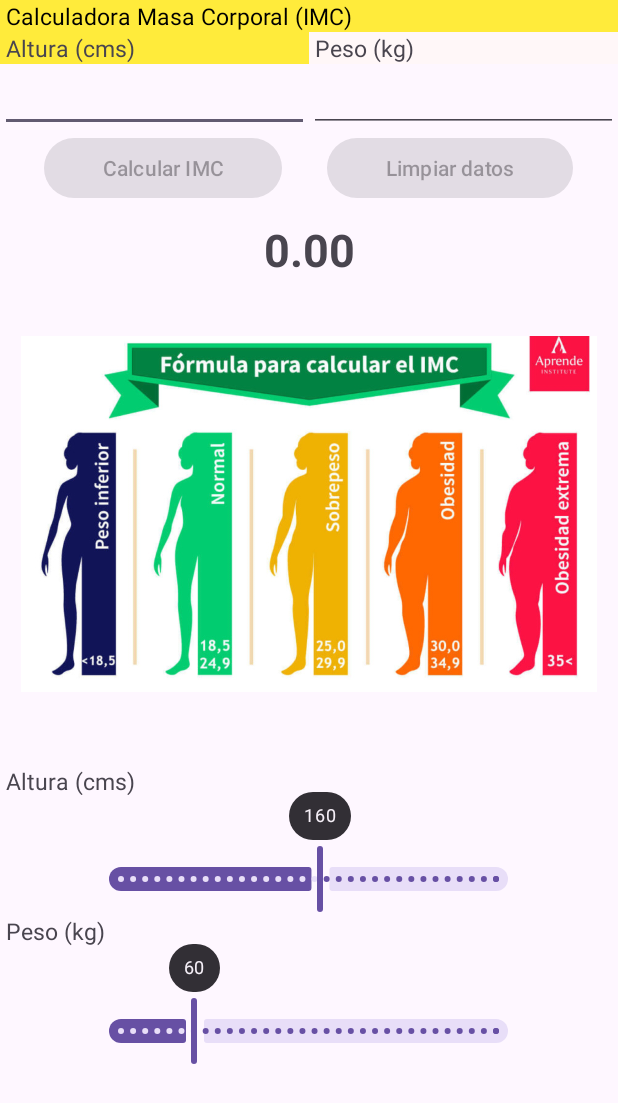
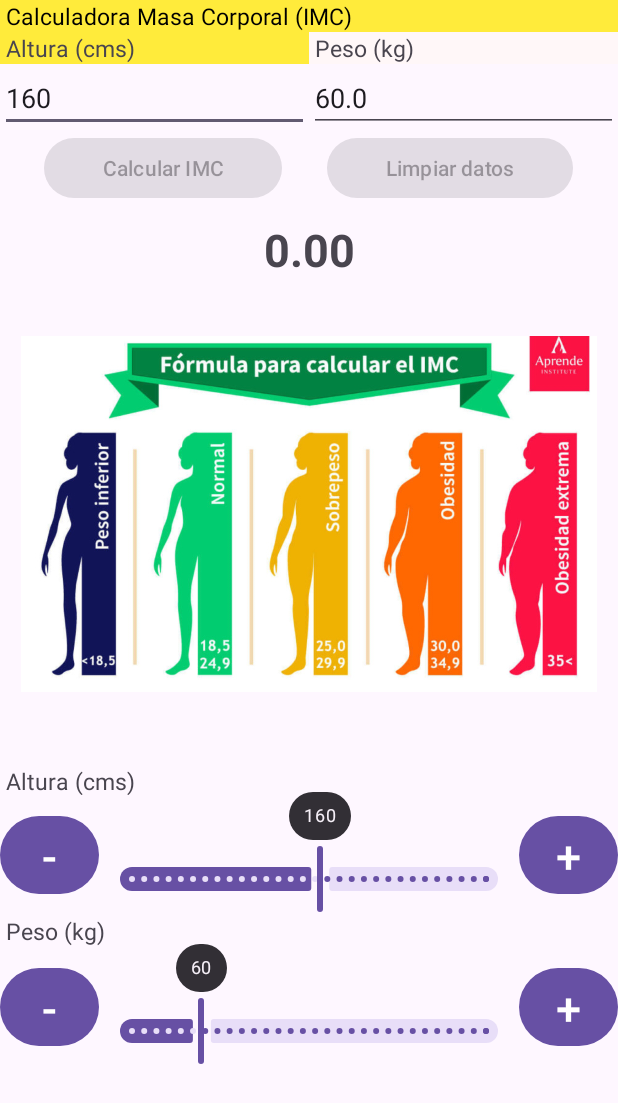
Before and after one commit to VictorHdezMartin/Calculador_IMC, an Android app: the screen it shows after launch (MainActivity), on a phone screen of 412 x 824 dp. Shown: the top 1103 px of the screen. Run offline under Robolectric (Android 15) with nearby library versions, the phone set to English and light mode, and no system bars.

Commit message:
version 29 de octubre de 2024 - 10:48

```diff
--- a/app/src/main/java/com/example/calculadoraimc/MainActivity.kt
+++ b/app/src/main/java/com/example/calculadoraimc/MainActivity.kt
@@ -31,6 +31,11 @@ class MainActivity : AppCompatActivity() {
     lateinit var seekBarAltura: Slider
     lateinit var seekBarPeso: Slider
 
+    lateinit var btnOddAltura: Button
+    lateinit var btnAddAltura: Button
+    lateinit var btnOddPeso: Button
+    lateinit var btnAddPeso: Button
+
 // -------------------------------------------------------------------------------------------------
 
     override fun onCreate(savedInstanceState: Bundle?) {
@@ -42,6 +47,7 @@ class MainActivity : AppCompatActivity() {
 
         enableCalculateButton()
         enableBotonClear()
+        initEditText()
 
         AlturaEditText.addTextChangedListener {
             enableCalculateButton()
@@ -78,17 +84,15 @@ class MainActivity : AppCompatActivity() {
             PesoEditText.setText("")
             resultadoIMC.setText("0.00")
 
-            initEntorno(pesoBajo, getColor(R.color.white))
-            initEntorno(pesoNormal, getColor(R.color.white))
-            initEntorno(sobrePeso, getColor(R.color.white))
-            initEntorno(pesoObeso, getColor(R.color.white))
-            initEntorno(pesoExtremo, getColor(R.color.white))
+            cleanEtiquetas()
             initEditText()
         }
 
         CalcularPesoBoton.setOnClickListener {
             val resultado = PesoEditText.text.toString().toFloat() /
                     (AlturaEditText.text.toString().toFloat() / 100.0).pow(2)
+
+            cleanEtiquetas()
 
             resultadoIMC.text = String.format("%.2f", resultado)
 
@@ -123,7 +127,9 @@ class MainActivity : AppCompatActivity() {
 // Slider ALTURA
         with(seekBarAltura) {
             addOnChangeListener { slider, value, fromUser ->
-                AlturaEditText.setText(value.toString())
+                var altura = value.toInt()
+                AlturaEditText.setText(altura.toString())
+
             }
         }
 
@@ -131,7 +137,26 @@ class MainActivity : AppCompatActivity() {
         with(seekBarPeso) {
             addOnChangeListener { slider, value, fromUser ->
                 PesoEditText.setText(value.toString())
+
             }
+        }
+
+// botones de Altura
+        btnOddAltura.setOnClickListener(){
+         seekBarAltura.value --
+        }
+
+        btnAddAltura.setOnClickListener(){
+            seekBarAltura.value ++
+        }
+
+// botones de Peso
+        btnOddPeso.setOnClickListener(){
+            seekBarPeso.value = (seekBarPeso.value - 0.5).toFloat()
+        }
+
+        btnAddPeso.setOnClickListener(){
+            seekBarPeso.value =  (seekBarPeso.value + 0.5).toFloat()
         }
     }
 
@@ -142,8 +167,16 @@ class MainActivity : AppCompatActivity() {
 
     private fun initEditText() {
         AlturaEditText.setText("160")
-        PesoEditText.setText("60")
+        PesoEditText.setText("60.0")
     }
+
+   fun cleanEtiquetas(){
+       initEntorno(pesoBajo, getColor(R.color.white))
+       initEntorno(pesoNormal, getColor(R.color.white))
+       initEntorno(sobrePeso, getColor(R.color.white))
+       initEntorno(pesoObeso, getColor(R.color.white))
+       initEntorno(pesoExtremo, getColor(R.color.white))
+   }
 
     fun enableCalculateButton() {
         CalcularPesoBoton.isEnabled = (PesoEditText.text.toString() != "") &&
@@ -174,15 +207,20 @@ class MainActivity : AppCompatActivity() {
         resultadoIMC = findViewById<TextView>(R.id.resultadoIMC)
 
         pesoBajo = findViewById(R.id.pesoBajo)
-        pesoNormal = findViewById(R.id.pesoNormal)                          // capturamos componente
-        sobrePeso = findViewById(R.id.sobrePeso)                           // capturamos componente
-        pesoObeso = findViewById(R.id.pesoObeso)                           // capturamos componente
-        pesoExtremo = findViewById(R.id.pesoExtremo)                         // capturamos componente
+        pesoNormal = findViewById(R.id.pesoNormal)
+        sobrePeso = findViewById(R.id.sobrePeso)
+        pesoObeso = findViewById(R.id.pesoObeso)
+        pesoExtremo = findViewById(R.id.pesoExtremo)
 
-        stringAltura = findViewById(R.id.stringAltura)                        // capturamos componente
-        stringPeso = findViewById(R.id.stringPeso)                          // capturamos componente
+        stringAltura = findViewById(R.id.stringAltura)
+        stringPeso = findViewById(R.id.stringPeso)
 
-        seekBarAltura = findViewById(R.id.seekBarAltura)           // capturamos componente
-        seekBarPeso = findViewById(R.id.seekBarPeso)               // capturamos componente
+        seekBarAltura = findViewById(R.id.seekBarAltura)
+        seekBarPeso = findViewById(R.id.seekBarPeso)
+
+        btnOddAltura = findViewById(R.id.btnOddAltura)
+        btnAddAltura = findViewById(R.id.btnAddAltura)
+        btnOddPeso = findViewById(R.id.btnOddPeso)
+        btnAddPeso = findViewById(R.id.btnAddPeso)
     }
 }
--- /dev/null
+++ b/app/src/main/res/drawable/ic_android_black_24dp.xml
@@ -0,0 +1,5 @@
+<vector xmlns:android="http://schemas.android.com/apk/res/android" android:height="24dp" android:tint="#000000" android:viewportHeight="24" android:viewportWidth="24" android:width="24dp">
+
+    <path android:fillColor="#FF000000" android:pathData="M17.6,11.48 L19.44,8.3a0.63,0.63 0,0 0,-1.09 -0.63l-1.88,3.24a11.43,11.43 0,0 0,-8.94 0L5.65,7.67a0.63,0.63 0,0 0,-1.09 0.63L6.4,11.48A10.81,10.81 0,0 0,1 20L23,20A10.81,10.81 0,0 0,17.6 11.48ZM7,17.25A1.25,1.25 0,1 1,8.25 16,1.25 1.25,0 0,1 7,17.25ZM17,17.25A1.25,1.25 0,1 1,18.25 16,1.25 1.25,0 0,1 17,17.25Z"/>
+
+</vector>
--- a/app/src/main/res/layout/activity_main.xml
+++ b/app/src/main/res/layout/activity_main.xml
@@ -29,6 +29,7 @@
             android:layout_height="wrap_content"
             android:layout_weight="1"
             android:text="@string/Altura"
+            android:focusable="true"
             android:textSize="15sp"/>
 
         <TextView
@@ -37,6 +38,7 @@
             android:layout_height="wrap_content"
             android:layout_weight="1"
             android:text="@string/Peso"
+            android:focusable="true"
             android:textSize="15sp"/>
     </LinearLayout>
 
@@ -195,14 +197,15 @@
         android:layout_height="wrap_content"
         android:orientation="horizontal">
 
-        <TextView
-            android:id="@+id/oddAltura"
-            android:layout_width="0dp"
-            android:layout_height="wrap_content"
-            android:textColor="@color/white"
+        <Button
+            android:id="@+id/btnOddAltura"
+            android:layout_width="10dp"
+            android:layout_height="60dp"
+            android:layout_gravity="center"
+            android:layout_weight="1"
             android:gravity="center"
-            android:textStyle="bold"
-            android:layout_weight="1"/>
+            android:text="-"
+            android:textSize="30dp" />
 
         <com.google.android.material.slider.Slider
             android:id="@+id/seekBarAltura"
@@ -219,12 +222,14 @@
             app:labelBehavior="visible"
             android:layout_weight="5"/>
 
-        <TextView
-            android:id="@+id/addAltura"
-            android:layout_width="0dp"
-            android:layout_height="wrap_content"
-            android:textColor="@color/white"
+        <Button
+            android:id="@+id/btnAddAltura"
+            android:layout_width="10dp"
+            android:layout_height="60dp"
             android:gravity="center"
+            android:layout_gravity="center"
+            android:text="+"
+            android:textSize="30dp"
             android:layout_weight="1"/>
     </LinearLayout>
 
@@ -240,14 +245,15 @@
         android:layout_height="wrap_content"
         android:orientation="horizontal">
 
-        <TextView
-            android:id="@+id/oddPeso"
-            android:layout_width="0dp"
-            android:layout_height="wrap_content"
-            android:textColor="@color/white"
+        <Button
+            android:id="@+id/btnOddPeso"
+            android:layout_width="10dp"
+            android:layout_height="60dp"
+            android:layout_gravity="center"
+            android:layout_weight="1"
             android:gravity="center"
-            android:textStyle="bold"
-            android:layout_weight="1"/>
+            android:text="-"
+            android:textSize="30dp" />
 
         <com.google.android.material.slider.Slider
             android:id="@+id/seekBarPeso"
@@ -264,12 +270,14 @@
             app:labelBehavior="visible"
             android:layout_weight="5"/>
 
-        <TextView
-            android:id="@+id/addPeso"
-            android:layout_width="0dp"
-            android:layout_height="wrap_content"
-            android:textColor="@color/white"
+        <Button
+            android:id="@+id/btnAddPeso"
+            android:layout_width="10dp"
+            android:layout_height="60dp"
             android:gravity="center"
+            android:layout_gravity="center"
+            android:text="+"
+            android:textSize="30dp"
             android:layout_weight="1"/>
     </LinearLayout>
 
```
Lines whose indentation alone changed are shown as unchanged.
